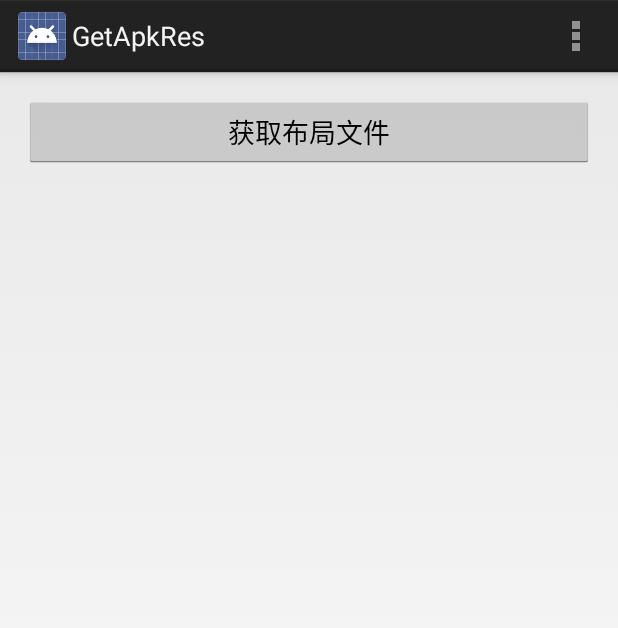
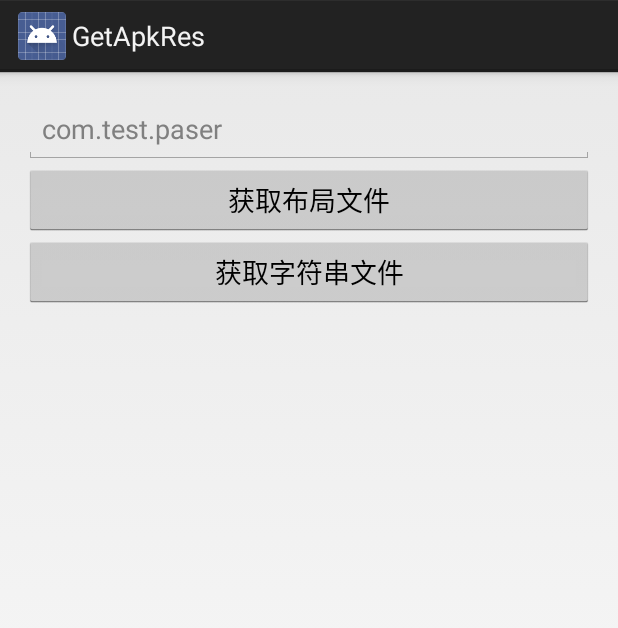
Before and after one commit to yangde0406/ApkResourceParser, an Android app: the screen it shows after launch (MainActivity), on a phone screen of 412 x 824 dp. Shown: the top 628 px of the screen. Run offline under Robolectric (Android 15) with nearby library versions, the phone set to English and light mode, and no system bars.

Commit message:
获取到了apk的String，但是不稳定

```diff
--- a/app/src/main/AndroidManifest.xml
+++ b/app/src/main/AndroidManifest.xml
@@ -2,12 +2,15 @@
 <manifest
     package="res.yd.com.getapkres"
     xmlns:android="http://schemas.android.com/apk/res/android">
+
+    <uses-permission android:name="android.permission.GET_TASKS"/>
 
     <application
         android:allowBackup="true"
         android:icon="@drawable/ic_launcher"
         android:label="@string/app_name"
         android:theme="@style/AppTheme">
+
         <activity
             android:name=".MainActivity"
             android:label="@string/app_name">
--- a/app/src/main/java/res/yd/com/getapkres/MainActivity.java
+++ b/app/src/main/java/res/yd/com/getapkres/MainActivity.java
@@ -6,42 +6,39 @@ import android.view.Menu;
 import android.view.MenuItem;
 import android.view.View;
 import android.widget.Button;
+import android.widget.EditText;
 
+import res.yd.com.getapkres.manager.ParserManager;
 import res.yd.com.getapkres.services.ParserService;
 
 
 public class MainActivity extends Activity {
+    private EditText packageNameEditView;
+    private Button parserLayoutButton;
+    private Button parseStringButton;
 
     @Override
     protected void onCreate(Bundle savedInstanceState) {
         super.onCreate(savedInstanceState);
         setContentView(R.layout.activity_main);
-        Button parserLayoutButton = (Button) findViewById(R.id.main_parserlayout_button);
+
+        packageNameEditView = (EditText) findViewById(R.id.main_parser_packagename_editview);
+
+        parserLayoutButton = (Button) findViewById(R.id.main_parserlayout_button);
         parserLayoutButton.setOnClickListener(new View.OnClickListener() {
             @Override
             public void onClick(View v) {
-                ParserService.Start(MainActivity.this, ParserService.ResourceType.LAYOUT);
+                ParserService.Start(MainActivity.this, packageNameEditView.getText().toString().trim(), ParserManager.ResourceType.LAYOUT);
+            }
+        });
+
+        parseStringButton = (Button) findViewById(R.id.main_parserstring_button);
+        parseStringButton.setOnClickListener(new View.OnClickListener() {
+            @Override
+            public void onClick(View v) {
+                ParserService.Start(MainActivity.this, packageNameEditView.getText().toString().trim(), ParserManager.ResourceType.STRINGS);
             }
         });
     }
 
-
-    @Override
-    public boolean onCreateOptionsMenu(Menu menu) {
-        // Inflate the menu; this adds items to the action bar if it is present.
-        getMenuInflater().inflate(R.menu.my, menu);
-        return true;
-    }
-
-    @Override
-    public boolean onOptionsItemSelected(MenuItem item) {
-        // Handle action bar item clicks here. The action bar will
-        // automatically handle clicks on the Home/Up button, so long
-        // as you specify a parent activity in AndroidManifest.xml.
-        int id = item.getItemId();
-        if (id == R.id.action_settings) {
-            return true;
-        }
-        return super.onOptionsItemSelected(item);
-    }
 }
--- a/app/src/main/res/layout/activity_main.xml
+++ b/app/src/main/res/layout/activity_main.xml
@@ -8,10 +8,25 @@
                 android:paddingTop="@dimen/activity_vertical_margin"
                 tools:context=".MyActivity">
 
+    <EditText
+        android:id="@+id/main_parser_packagename_editview"
+        android:layout_width="match_parent"
+        android:layout_height="45dp"
+        android:hint="com.test.paser"
+        android:singleLine="true"/>
+
     <Button
         android:id="@+id/main_parserlayout_button"
         android:layout_width="match_parent"
         android:layout_height="wrap_content"
+        android:layout_below="@+id/main_parser_packagename_editview"
         android:text="获取布局文件"/>
 
+    <Button
+        android:id="@+id/main_parserstring_button"
+        android:layout_width="match_parent"
+        android:layout_height="wrap_content"
+        android:layout_below="@+id/main_parserlayout_button"
+        android:text="获取字符串文件"/>
+
 </RelativeLayout>
```
Also changed, not shown: app/src/main/java/res/yd/com/getapkres/manager/ParserManager.java (+43 -36 lines), app/src/main/java/res/yd/com/getapkres/services/ParserService.java (+20 -3 lines).
